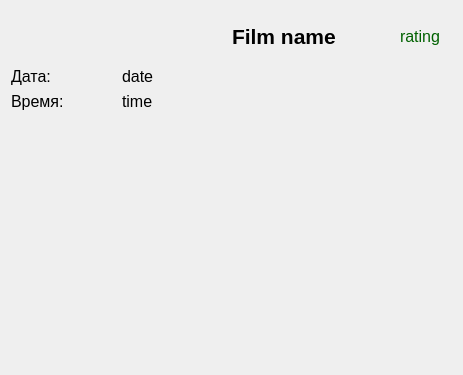
mtixt/cinema, file sessionview.ui: the form before one commit.
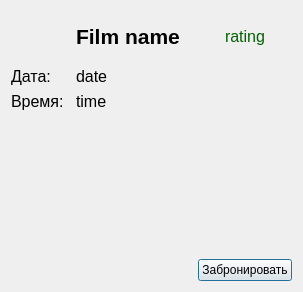
The form after the commit.

Patch:
```diff
--- a/sessionview.ui
+++ b/sessionview.ui
@@ -6,15 +6,124 @@
    <rect>
     <x>0</x>
     <y>0</y>
-    <width>463</width>
-    <height>375</height>
+    <width>294</width>
+    <height>292</height>
    </rect>
   </property>
   <property name="windowTitle">
    <string>Dialog</string>
   </property>
   <layout class="QGridLayout" name="gridLayout">
-   <item row="0" column="2">
+   <item row="1" column="2">
+    <widget class="QLabel" name="dateLabel">
+     <property name="font">
+      <font>
+       <pointsize>12</pointsize>
+      </font>
+     </property>
+     <property name="text">
+      <string>date</string>
+     </property>
+    </widget>
+   </item>
+   <item row="2" column="2">
+    <widget class="QLabel" name="timeLabel">
+     <property name="font">
+      <font>
+       <pointsize>12</pointsize>
+      </font>
+     </property>
+     <property name="text">
+      <string>time</string>
+     </property>
+    </widget>
+   </item>
+   <item row="4" column="5" colspan="2">
+    <spacer name="horizontalSpacer">
+     <property name="orientation">
+      <enum>Qt::Horizontal</enum>
+     </property>
+     <property name="sizeType">
+      <enum>QSizePolicy::Expanding</enum>
+     </property>
+     <property name="sizeHint" stdset="0">
+      <size>
+       <width>40</width>
+       <height>20</height>
+      </size>
+     </property>
+    </spacer>
+   </item>
+   <item row="0" column="6">
+    <widget class="QLabel" name="filmRatingLabel">
+     <property name="font">
+      <font>
+       <pointsize>12</pointsize>
+      </font>
+     </property>
+     <property name="styleSheet">
+      <string notr="true">color: rgb(0, 97, 0);</string>
+     </property>
+     <property name="text">
+      <string>rating</string>
+     </property>
+     <property name="alignment">
+      <set>Qt::AlignCenter</set>
+     </property>
+    </widget>
+   </item>
+   <item row="3" column="0">
+    <spacer name="verticalSpacer_2">
+     <property name="orientation">
+      <enum>Qt::Vertical</enum>
+     </property>
+     <property name="sizeType">
+      <enum>QSizePolicy::Fixed</enum>
+     </property>
+     <property name="sizeHint" stdset="0">
+      <size>
+       <width>20</width>
+       <height>20</height>
+      </size>
+     </property>
+    </spacer>
+   </item>
+   <item row="0" column="0">
+    <spacer name="horizontalSpacer_3">
+     <property name="orientation">
+      <enum>Qt::Horizontal</enum>
+     </property>
+     <property name="sizeHint" stdset="0">
+      <size>
+       <width>215</width>
+       <height>47</height>
+      </size>
+     </property>
+    </spacer>
+   </item>
+   <item row="1" column="0">
+    <widget class="QLabel" name="dateNameLabel">
+     <property name="font">
+      <font>
+       <pointsize>12</pointsize>
+      </font>
+     </property>
+     <property name="text">
+      <string>Дата:</string>
+     </property>
+    </widget>
+   </item>
+   <item row="4" column="1" colspan="4">
+    <widget class="QWidget" name="spaceWidget" native="true">
+     <property name="minimumSize">
+      <size>
+       <width>0</width>
+       <height>100</height>
+      </size>
+     </property>
+    </widget>
+   </item>
+   <item row="0" column="2" colspan="2">
     <widget class="QLabel" name="filmNameLabel">
      <property name="minimumSize">
       <size>
@@ -31,46 +140,11 @@
      <property name="text">
       <string>Film name</string>
      </property>
-    </widget>
-   </item>
-   <item row="0" column="3">
-    <spacer name="horizontalSpacer_2">
-     <property name="orientation">
-      <enum>Qt::Horizontal</enum>
+     <property name="alignment">
+      <set>Qt::AlignCenter</set>
      </property>
-     <property name="sizeHint" stdset="0">
-      <size>
-       <width>50</width>
-       <height>20</height>
-      </size>
-     </property>
-    </spacer>
-   </item>
-   <item row="1" column="0">
-    <widget class="QLabel" name="dateNameLabel">
-     <property name="font">
-      <font>
-       <pointsize>12</pointsize>
-      </font>
-     </property>
-     <property name="text">
-      <string>Дата:</string>
-     </property>
     </widget>
    </item>
-   <item row="0" column="0" colspan="2">
-    <spacer name="horizontalSpacer_3">
-     <property name="orientation">
-      <enum>Qt::Horizontal</enum>
-     </property>
-     <property name="sizeHint" stdset="0">
-      <size>
-       <width>215</width>
-       <height>47</height>
-      </size>
-     </property>
-    </spacer>
-   </item>
    <item row="2" column="0">
     <widget class="QLabel" name="timeNameLabel">
      <property name="font">
@@ -83,6 +157,19 @@
      </property>
     </widget>
    </item>
+   <item row="0" column="5">
+    <spacer name="horizontalSpacer_4">
+     <property name="orientation">
+      <enum>Qt::Horizontal</enum>
+     </property>
+     <property name="sizeHint" stdset="0">
+      <size>
+       <width>215</width>
+       <height>47</height>
+      </size>
+     </property>
+    </spacer>
+   </item>
    <item row="5" column="3">
     <spacer name="verticalSpacer">
      <property name="orientation">
@@ -96,73 +183,8 @@
      </property>
     </spacer>
    </item>
-   <item row="2" column="1">
-    <widget class="QLabel" name="timeLabel">
-     <property name="font">
-      <font>
-       <pointsize>12</pointsize>
-      </font>
-     </property>
-     <property name="text">
-      <string>time</string>
-     </property>
-    </widget>
-   </item>
-   <item row="0" column="4">
-    <widget class="QLabel" name="filmRatingLabel">
-     <property name="font">
-      <font>
-       <pointsize>12</pointsize>
-      </font>
-     </property>
-     <property name="styleSheet">
-      <string notr="true">color: rgb(0, 97, 0);</string>
-     </property>
-     <property name="text">
-      <string>rating</string>
-     </property>
-    </widget>
-   </item>
-   <item row="1" column="1">
-    <widget class="QLabel" name="dateLabel">
-     <property name="font">
-      <font>
-       <pointsize>12</pointsize>
-      </font>
-     </property>
-     <property name="text">
-      <string>date</string>
-     </property>
-    </widget>
-   </item>
-   <item row="3" column="1">
-    <spacer name="verticalSpacer_2">
-     <property name="orientation">
-      <enum>Qt::Vertical</enum>
-     </property>
-     <property name="sizeType">
-      <enum>QSizePolicy::Fixed</enum>
-     </property>
-     <property name="sizeHint" stdset="0">
-      <size>
-       <width>20</width>
-       <height>20</height>
-      </size>
-     </property>
-    </spacer>
-   </item>
-   <item row="4" column="0" colspan="4">
-    <widget class="QWidget" name="spaceWidget" native="true">
-     <property name="minimumSize">
-      <size>
-       <width>0</width>
-       <height>100</height>
-      </size>
-     </property>
-    </widget>
-   </item>
-   <item row="4" column="4">
-    <spacer name="horizontalSpacer">
+   <item row="4" column="0">
+    <spacer name="horizontalSpacer_2">
      <property name="orientation">
       <enum>Qt::Horizontal</enum>
      </property>
@@ -177,6 +199,13 @@
      </property>
     </spacer>
    </item>
+   <item row="6" column="6">
+    <widget class="QPushButton" name="bookButton">
+     <property name="text">
+      <string>Забронировать</string>
+     </property>
+    </widget>
+   </item>
   </layout>
  </widget>
  <resources/>
```
